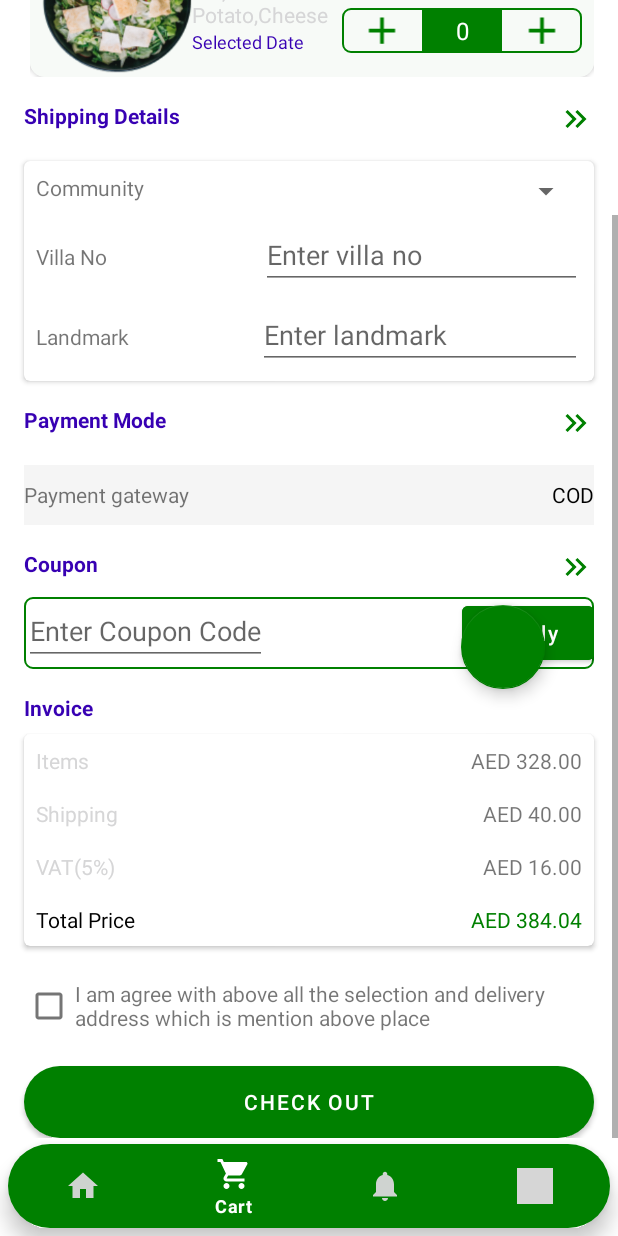
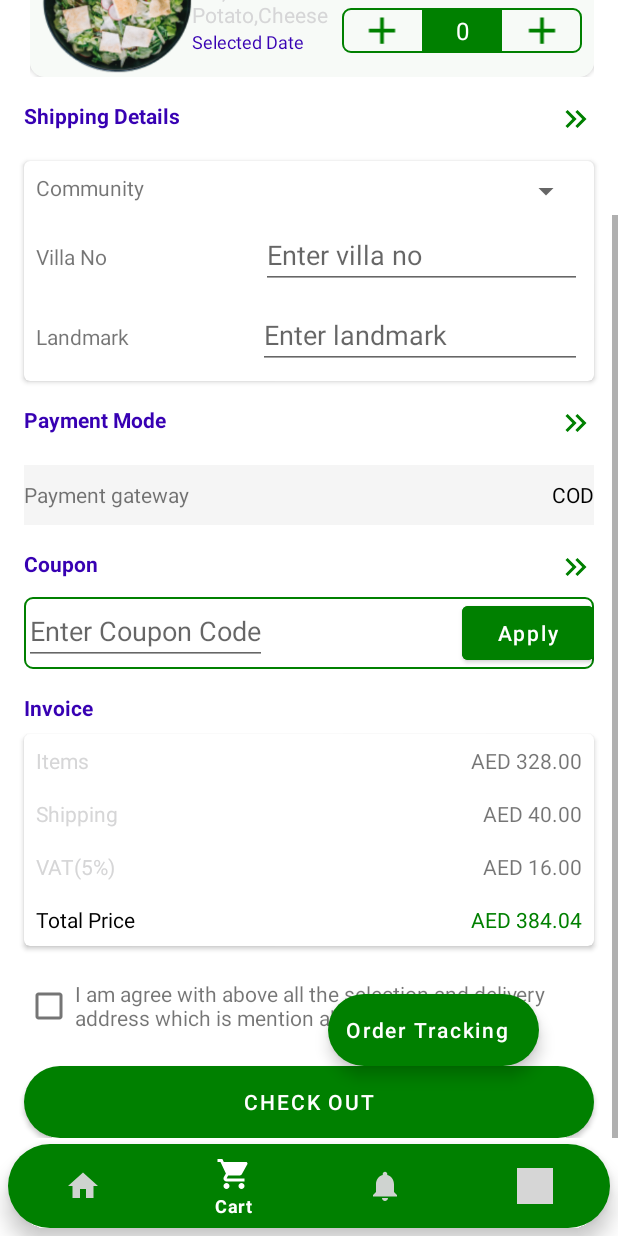
Before and after one commit to D2DBreakfast/Dawn_To_Dusk_Android_V1, an Android app: the CartFragment screen opened through its navigation route, scrolled down 176 dp, on a phone screen of 412 x 824 dp. Run offline under Robolectric (Android 15) with nearby library versions, the phone set to English and light mode, and no system bars; our stand-ins replace Picasso, navigation-ui; pictures from the network do not load; 3 statements that could not run were skipped; grey boxes are pictures that could not be loaded.

Commit message:
code backup for before connecting Yashwanth code

```diff
--- a/app/src/main/AndroidManifest.xml
+++ b/app/src/main/AndroidManifest.xml
@@ -11,9 +11,9 @@
 
     <application
         android:allowBackup="true"
-        android:icon="@drawable/dawntodusklogo"
+        android:icon="@drawable/dawntodusktemlogo"
         android:label="@string/app_name"
-        android:roundIcon="@drawable/dawntodusklogo"
+        android:roundIcon="@drawable/dawntodusktemlogo"
         android:supportsRtl="true"
         android:theme="@style/Theme.DawnToDusk"
         android:usesCleartextTraffic="true">
--- a/app/src/main/java/com/utico/fooddelivery/view/fragment/OrderTrackingFragment.kt
+++ b/app/src/main/java/com/utico/fooddelivery/view/fragment/OrderTrackingFragment.kt
@@ -7,6 +7,7 @@ import android.view.LayoutInflater
 import android.view.View
 import android.view.ViewGroup
 import com.utico.fooddelivery.R
+import com.utico.fooddelivery.viewmodel.OrderTrackingViewModel
 
 class OrderTrackingFragment : Fragment() {
 
@@ -26,7 +27,6 @@ class OrderTrackingFragment : Fragment() {
     override fun onActivityCreated(savedInstanceState: Bundle?) {
         super.onActivityCreated(savedInstanceState)
         viewModel = ViewModelProvider(this).get(OrderTrackingViewModel::class.java)
-        // TODO: Use the ViewModel
     }
 
 }
--- a/app/src/main/java/com/utico/fooddelivery/view/fragment/OrderTrackingViewModel.kt
+++ b/app/src/main/java/com/utico/fooddelivery/viewmodel/OrderTrackingViewModel.kt
@@ -1,4 +1,4 @@
-package com.utico.fooddelivery.view.fragment
+package com.utico.fooddelivery.viewmodel
 
 import androidx.lifecycle.ViewModel
 
--- a/app/src/main/res/layout/fragment_cart.xml
+++ b/app/src/main/res/layout/fragment_cart.xml
@@ -198,7 +198,7 @@
 
     </RelativeLayout>
 
-        <com.google.android.material.floatingactionbutton.FloatingActionButton
+      <!--  <com.google.android.material.floatingactionbutton.FloatingActionButton
             android:id="@+id/flt_btn_order_tracking"
             android:layout_width="wrap_content"
             android:layout_height="wrap_content"
@@ -215,7 +215,7 @@
             app:layout_constraintHorizontal_bias="0.9"
             app:layout_constraintStart_toStartOf="parent"
             app:layout_constraintTop_toTopOf="parent"
-            app:layout_constraintVertical_bias="1.0" />
+            app:layout_constraintVertical_bias="1.0" />-->
 
         <RelativeLayout
         android:id="@+id/relativeLayout6"
@@ -430,9 +430,25 @@
             />
 
     </LinearLayout>
+        <com.google.android.material.floatingactionbutton.ExtendedFloatingActionButton
+            android:id="@+id/flt_btn_order_tracking"
+            android:layout_width="wrap_content"
+            android:layout_height="wrap_content"
+            android:layout_marginStart="32dp"
+            android:layout_marginTop="200dp"
+            android:layout_marginEnd="32dp"
+            android:text="@string/order_tracking"
+            android:textColor="@color/white"
+            android:textAllCaps="false"
+            app:layout_constraintEnd_toEndOf="parent"
+            app:layout_constraintHorizontal_bias="0.9"
+            app:layout_constraintStart_toStartOf="parent"
+            app:layout_constraintBottom_toTopOf="@+id/btnCheckOut">
+        </com.google.android.material.floatingactionbutton.ExtendedFloatingActionButton>
 
-    <Button
-        android:id="@+id/button12"
+
+        <Button
+        android:id="@+id/btnCheckOut"
         android:layout_width="match_parent"
         android:layout_height="wrap_content"
         android:layout_marginStart="16dp"
@@ -443,6 +459,8 @@
         app:layout_constraintEnd_toEndOf="parent"
         app:layout_constraintStart_toStartOf="parent"
         app:layout_constraintTop_toBottomOf="@+id/lnr_terms_and_condition" />
+
+
     </androidx.constraintlayout.widget.ConstraintLayout>
 
 
--- a/app/src/main/res/values/colors.xml
+++ b/app/src/main/res/values/colors.xml
@@ -15,4 +15,5 @@
     <color name="light_green">#F7FAF7</color>
     <color name="orange">#FF7F50</color>
     <color name="app_theme_color"></color>
+    <color name="grey_dark">#736D6D</color>
 </resources>
--- a/app/src/main/res/values/strings.xml
+++ b/app/src/main/res/values/strings.xml
@@ -105,6 +105,7 @@
     <string name="delivered_to_client">Delivered to Client</string>
     <string name="browse_menu">BROWSE MENU</string>
     <string name="order_details_sharedPreferences">Order short description Details </string>
+    <string name="order_tracking">Order Tracking</string>
 
 
     <!--
```
Also changed, not shown: app/src/main/java/com/utico/fooddelivery/adapter/AdapterBreakfastSubCategory.kt (+16 -2 lines), app/src/main/java/com/utico/fooddelivery/adapter/AdapterBrunchSubCategory.kt (+13 -1 lines), 1 other file.
